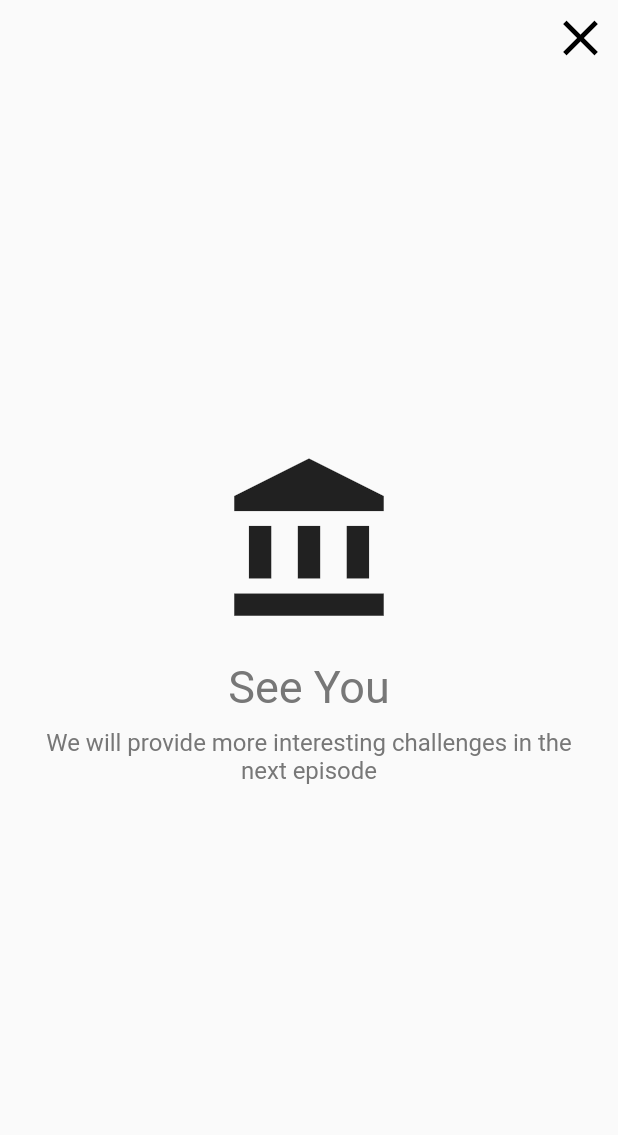
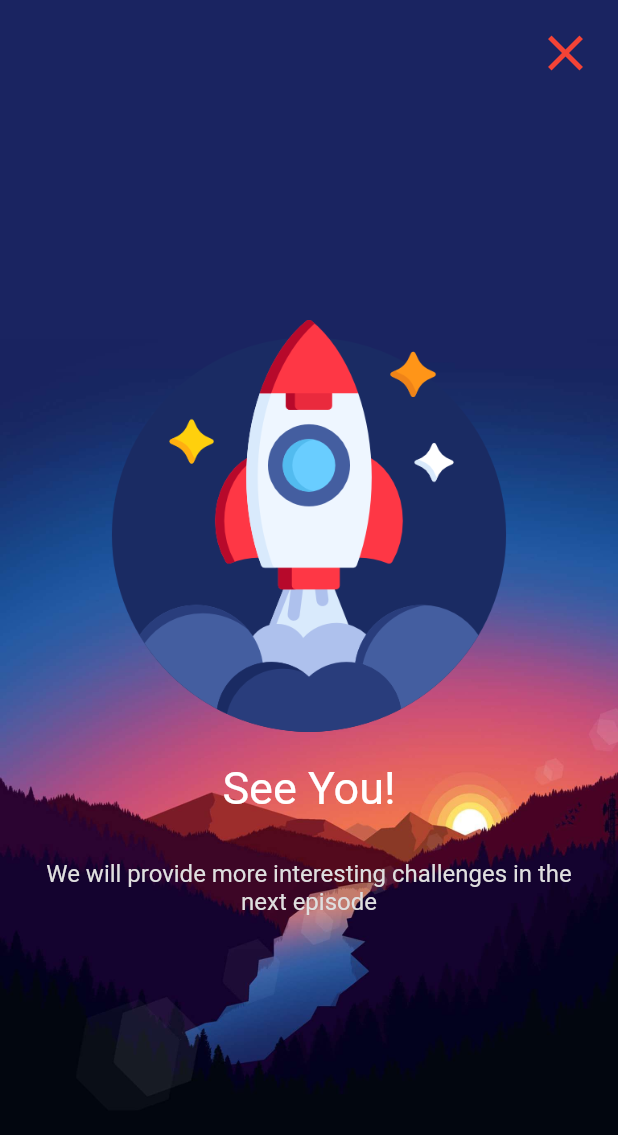
Before and after one commit to rickyazharipratama/findpairs, a Flutter app: the ArcadeSeeYouNextEpisode widget shown alone on an empty page, opened directly, on a phone screen of 412 x 824 dp. Shown: the top 1135 px of the screen. Run offline on Flutter 3.47's test engine with Material 2 defaults, Android fonts, the phone set to English and light mode, and no system bars; our stand-ins replace audioplayers, shared_preferences; missing offline and left inert: flutter_flip_view, icon_shadow; accounts and stored records are empty; Roboto replaces fonts that are missing (avocado).

Commit message:
see you layout  changing. arcade  feature ready CBT

```diff
--- a/lib/Widgets/Components/Buttons/PauseActionButton.dart
+++ b/lib/Widgets/Components/Buttons/PauseActionButton.dart
@@ -3,6 +3,10 @@ import 'package:findpairs/Presenters/Components/Buttons/PauseActionButtonPresent
 import 'package:flutter/material.dart';
 
 class PauseActionButton extends StatefulWidget {
+  final Color color;
+
+  PauseActionButton({this.color : Colors.white});
+
   @override
   _PauseActionButtonState createState() => new _PauseActionButtonState();
 }
@@ -31,7 +35,7 @@ class _PauseActionButtonState extends State<PauseActionButton> with SingleTicker
             scale: anim.value,
             child: Icon(
               Icons.pause,
-              color: Color(0xffc4a5a1),
+              color: widget.color,
               size : 40
             ),
           ),
--- a/lib/Widgets/Components/misc/ClockTimer.dart
+++ b/lib/Widgets/Components/misc/ClockTimer.dart
@@ -47,7 +47,9 @@ class _ClockTimerState extends State<ClockTimer> with TickerProviderStateMixin,
         child: Center(
           child: Text(
             presenter.countDown.toString(),
-            style: Theme.of(context).textTheme.display2,
+            style: Theme.of(context).textTheme.display2.apply(
+              color: Colors.white
+            ),
           ),
         ),
       )
--- a/lib/Widgets/Modals/CompleteArcadeModal.dart
+++ b/lib/Widgets/Modals/CompleteArcadeModal.dart
@@ -65,8 +65,8 @@ class _CompleteArcadeModalState extends State<CompleteArcadeModal> with TickerPr
                     borderRadius: BorderRadius.circular((wrapperWidth / 100) * 10),
                     gradient: LinearGradient(
                       colors: [
-                        Color(0xff459a2f),
-                        Color(0xff7cae6f)
+                        Color(0xff86b600),
+                        Color(0xff9bc622)
                       ],
                       stops: [
                         0,0.8
@@ -117,6 +117,7 @@ class _CompleteArcadeModalState extends State<CompleteArcadeModal> with TickerPr
                           Container(
                             width: 1,
                             height: 50,
+                            color: Colors.white,
                             margin: const EdgeInsets.fromLTRB(0, 5, 0, 5),
                           ),
 
--- a/lib/Widgets/Pages/ArcadeSeeYouNextEpisode.dart
+++ b/lib/Widgets/Pages/ArcadeSeeYouNextEpisode.dart
@@ -1,12 +1,24 @@
 import 'package:flutter/material.dart';
 
 class ArcadeSeeYouNextEpisode extends StatelessWidget {
+
+
 
   @override
   Widget build(BuildContext context) {
     return Material(
       child: Stack(
         children: <Widget>[
+
+          Positioned.fill(
+            child: Image.asset(
+              "assets/images/bg.png",
+              width: MediaQuery.of(context).size.width,
+              height: MediaQuery.of(context).size.height,
+              fit: BoxFit.cover,
+            ),
+          ),
+
           Positioned.fill(
             child: Padding(
               padding: const EdgeInsets.all(20),
@@ -15,23 +27,28 @@ class ArcadeSeeYouNextEpisode extends StatelessWidget {
                 mainAxisAlignment: MainAxisAlignment.center,
                 children: <Widget>[
 
-                    Icon(
-                      Icons.account_balance,
-                      size: 120,
+                    Image.asset(
+                      "assets/images/galaxies/project.png",
+                      width: MediaQuery.of(context).size.width * 2/ 3,
+                      fit:BoxFit.fitWidth
                     ),
 
                     Padding(
-                      padding: const EdgeInsets.only(top: 20, bottom: 10),
+                      padding: const EdgeInsets.only(top: 20, bottom: 30),
                       child: Text(
-                        "See You",
-                        style: Theme.of(context).textTheme.display1,
+                        "See You!",
+                        style: Theme.of(context).textTheme.display1.apply(
+                          color: Colors.white
+                        ),
                       ),
                     ),
 
                     Text(
                       "We will provide more interesting challenges in the next episode",
                       textAlign: TextAlign.center,
-                      style: Theme.of(context).textTheme.display3,
+                      style: Theme.of(context).textTheme.display3.apply(
+                        color: Color(0xffdfdfdf)
+                      ),
                     )
                 ],
               ),
@@ -45,10 +62,13 @@ class ArcadeSeeYouNextEpisode extends StatelessWidget {
               onTap: (){
                 Navigator.of(context, rootNavigator: true).pop();
               },
-              child: Icon(
-                Icons.close,
-                color: Colors.black,
-                size: 40,
+              child: Padding(
+                padding: const EdgeInsets.all(10),
+                child: Icon(
+                  Icons.close,
+                  color: Colors.red,
+                  size: 40,
+                ),
               ),
             ),
           )
--- a/pubspec.yaml
+++ b/pubspec.yaml
@@ -96,6 +96,7 @@ flutter:
     - assets/images/galaxies/solar-system.png
     - assets/images/galaxies/monkey.png
     - assets/images/galaxies/astronaut.png
+    - assets/images/galaxies/project.png
   # An image asset can refer to one or more resolution-specific "variants", see
   # https://flutter.dev/assets-and-images/#resolution-aware.
 
```
Also changed, not shown: lib/Widgets/Pages/StagesPage.dart (+6 -2 lines), assets/images/galaxies/project.png (added).
